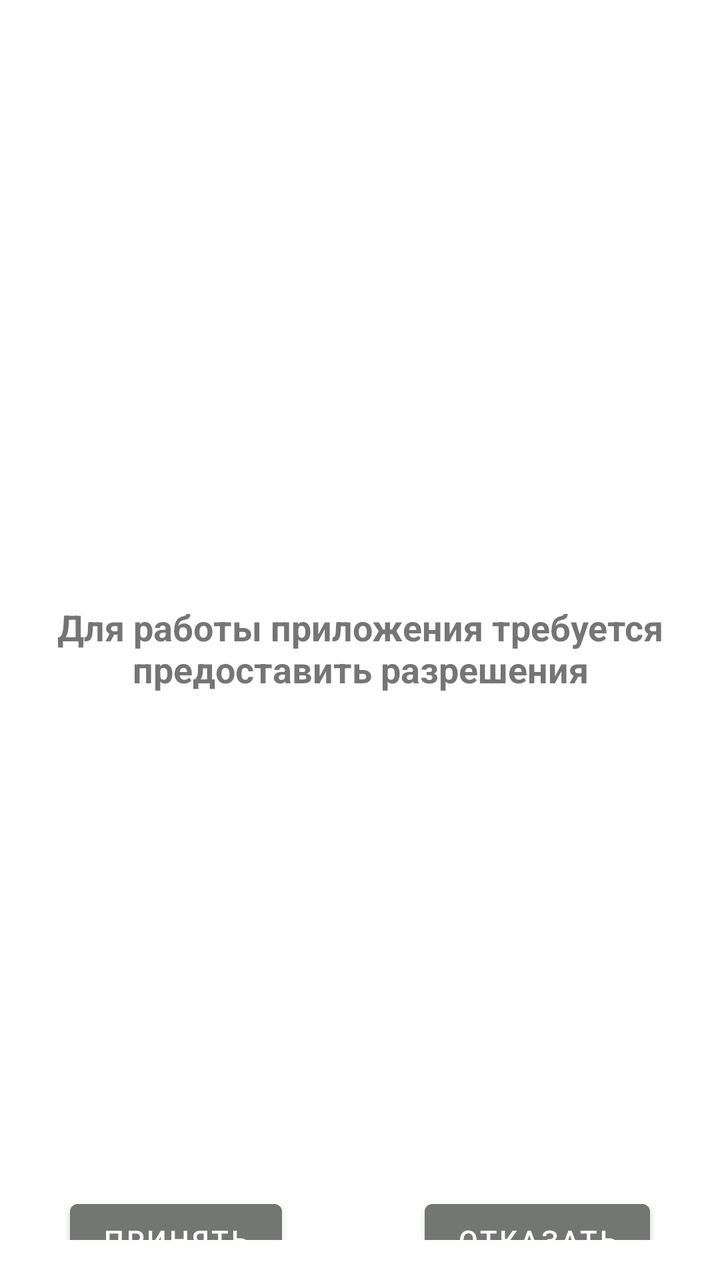
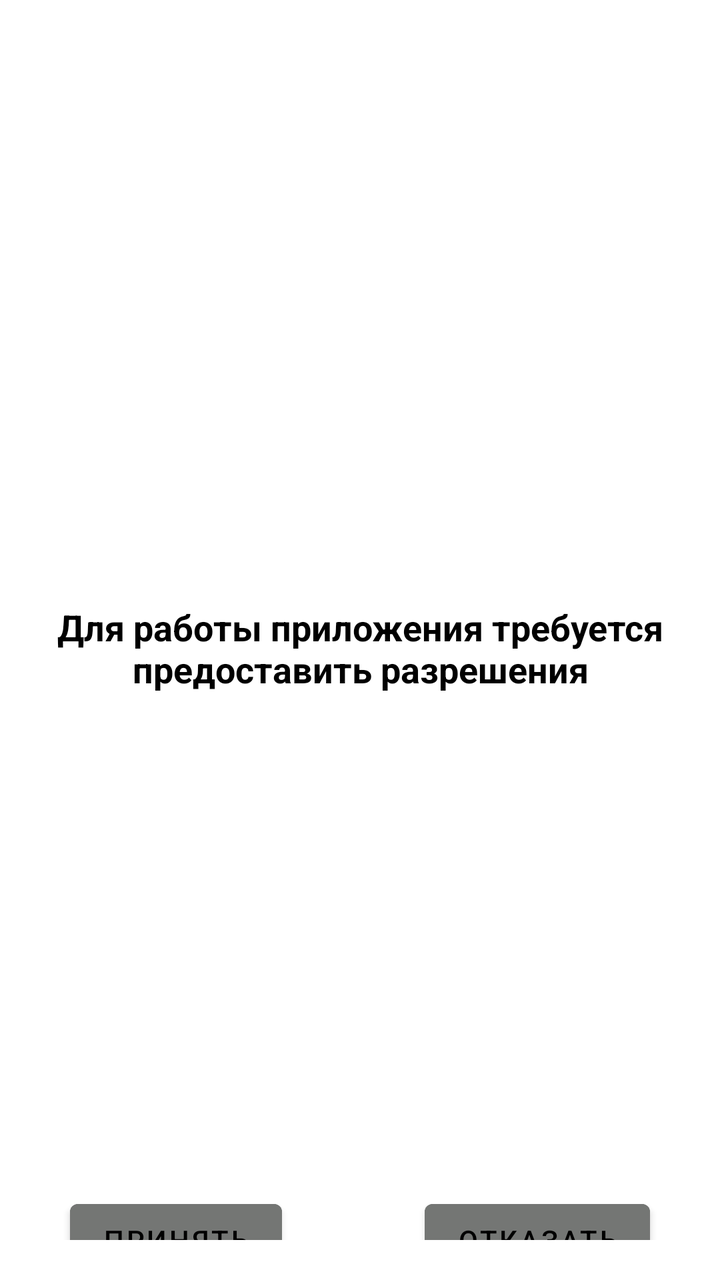

The first picture is an Android layout as it rendered before a commit; the second is the same layout after the commit. The layout source and the unified diff follow.
<!-- AndroidManifest.xml: application theme Theme.PushControl -->
<!-- res/layout/dialog_permission.xml -->
<?xml version="1.0" encoding="utf-8"?>
<androidx.constraintlayout.widget.ConstraintLayout xmlns:android="http://schemas.android.com/apk/res/android"
    xmlns:app="http://schemas.android.com/apk/res-auto"
    xmlns:tools="http://schemas.android.com/tools"
    android:layout_width="match_parent"
    android:layout_height="match_parent"
    android:padding="20dp">
    <TextView
        android:id="@+id/title_dialog"
        android:layout_width="wrap_content"
        android:layout_height="match_parent"
        android:layout_marginTop="8dp"
        android:text="Для работы приложения требуется предоставить разрешения"
        android:textStyle="bold"
        android:textSize="18sp"
        android:padding="8dp"
        android:gravity="center"
        app:layout_constraintEnd_toEndOf="parent"
        app:layout_constraintHorizontal_bias="0.498"
        app:layout_constraintStart_toStartOf="parent"
        app:layout_constraintTop_toTopOf="parent" />

    <Button
        android:id="@+id/app_permission_ok"
        android:layout_width="wrap_content"
        android:layout_height="wrap_content"
        android:layout_marginStart="15dp"
        android:layout_marginBottom="10dp"
        android:layout_marginTop="10dp"
        android:text="Принять"
        android:backgroundTint="@color/search_show_grey"
        app:layout_constraintBottom_toBottomOf="parent"
        app:layout_constraintStart_toStartOf="parent"
        app:layout_constraintTop_toBottomOf="@+id/title_dialog" />

    <Button
        android:id="@+id/app_permission_off"
        android:layout_width="wrap_content"
        android:layout_height="wrap_content"
        android:layout_marginEnd="15dp"
        android:layout_marginBottom="10dp"
        android:layout_marginTop="10dp"
        android:text="Отказать"
        android:backgroundTint="@color/search_show_grey"
        app:layout_constraintBottom_toBottomOf="parent"
        app:layout_constraintEnd_toEndOf="parent"
        app:layout_constraintTop_toBottomOf="@+id/title_dialog" />


</androidx.constraintlayout.widget.ConstraintLayout>
<!-- resources referenced by this layout -->
<resources>
  <color name="search_show_grey">#747674</color>
  <style name="Theme.PushControl" parent="Theme.MaterialComponents.DayNight.DarkActionBar">
          
          <item name="colorPrimary">@color/purple_500</item>
          <item name="colorPrimaryVariant">@color/purple_700</item>
          <item name="colorOnPrimary">@color/white</item>
          
          <item name="colorSecondary">@color/teal_200</item>
          <item name="colorSecondaryVariant">@color/teal_700</item>
          <item name="colorOnSecondary">@color/black</item>
          
          <item name="android:statusBarColor">?attr/colorPrimaryVariant</item>
  
          
          <item name="popupTheme">@style/Theme.PushControl.PopupOverlay</item>
      </style>
  <color name="purple_500">#FF6200EE</color>
  <color name="purple_700">#FF3700B3</color>
  <color name="white">#FFFFFFFF</color>
  <color name="teal_200">#FF03DAC5</color>
  <color name="teal_700">#FF018786</color>
  <color name="black">#FF000000</color>
  <style name="Theme.PushControl.PopupOverlay" parent="ThemeOverlay.AppCompat.Light">
          
          <item name="colorSurface">#FFFFFF</item>
  
          
          <item name="colorOnSurface">#000000</item>
          <item name="android:textColor">#000000</item>
  
          
          <item name="android:itemBackground">@null</item>
      </style>
</resources>

<!-- the commit's change to res/layout/dialog_permission.xml (unified diff, before → after) -->
@@ -15,6 +15,7 @@
         android:textSize="18sp"
         android:padding="8dp"
         android:gravity="center"
+        android:textColor="?attr/colorOnSurface"
         app:layout_constraintEnd_toEndOf="parent"
         app:layout_constraintHorizontal_bias="0.498"
         app:layout_constraintStart_toStartOf="parent"
@@ -28,11 +29,11 @@
         android:layout_marginBottom="10dp"
         android:layout_marginTop="10dp"
         android:text="Принять"
+        android:textColor="?attr/colorOnSurface"
         android:backgroundTint="@color/search_show_grey"
         app:layout_constraintBottom_toBottomOf="parent"
         app:layout_constraintStart_toStartOf="parent"
         app:layout_constraintTop_toBottomOf="@+id/title_dialog" />
-
     <Button
         android:id="@+id/app_permission_off"
         android:layout_width="wrap_content"
@@ -41,10 +42,10 @@
         android:layout_marginBottom="10dp"
         android:layout_marginTop="10dp"
         android:text="Отказать"
+        android:textColor="?attr/colorOnSurface"
         android:backgroundTint="@color/search_show_grey"
         app:layout_constraintBottom_toBottomOf="parent"
         app:layout_constraintEnd_toEndOf="parent"
         app:layout_constraintTop_toBottomOf="@+id/title_dialog" />
 
-
 </androidx.constraintlayout.widget.ConstraintLayout>
